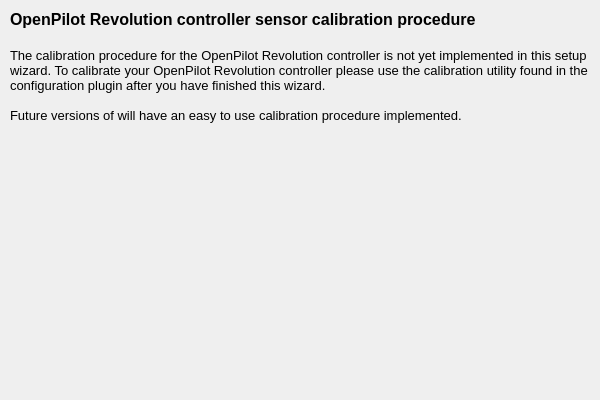
The window that ground/openpilotgcs/src/plugins/setupwizard/pages/revocalibrationpage.ui (openpilot/OpenPilot) describes before a commit, drawn with Qt 5.
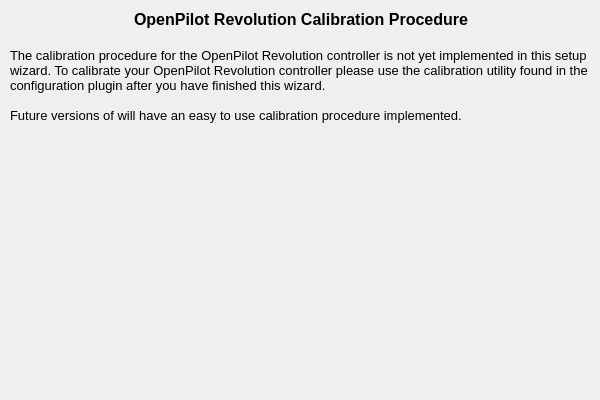
The same window after the commit.

```diff
--- a/ground/openpilotgcs/src/plugins/setupwizard/pages/revocalibrationpage.ui
+++ b/ground/openpilotgcs/src/plugins/setupwizard/pages/revocalibrationpage.ui
@@ -27,7 +27,7 @@
 &lt;html&gt;&lt;head&gt;&lt;meta name=&quot;qrichtext&quot; content=&quot;1&quot; /&gt;&lt;style type=&quot;text/css&quot;&gt;
 p, li { white-space: pre-wrap; }
 &lt;/style&gt;&lt;/head&gt;&lt;body style=&quot; font-family:'MS Shell Dlg 2'; font-size:8pt; font-weight:400; font-style:normal;&quot;&gt;
-&lt;p style=&quot; margin-top:0px; margin-bottom:0px; margin-left:0px; margin-right:0px; -qt-block-indent:0; text-indent:0px;&quot;&gt;&lt;span style=&quot; font-size:12pt; font-weight:600;&quot;&gt;OpenPilot Revolution controller sensor calibration procedure&lt;/span&gt;&lt;/p&gt;
+&lt;p align=&quot;center&quot; style=&quot; margin-top:0px; margin-bottom:0px; margin-left:0px; margin-right:0px; -qt-block-indent:0; text-indent:0px;&quot;&gt;&lt;span style=&quot; font-size:12pt; font-weight:600;&quot;&gt;OpenPilot Revolution Calibration Procedure&lt;/span&gt;&lt;/p&gt;
 &lt;p style=&quot;-qt-paragraph-type:empty; margin-top:0px; margin-bottom:0px; margin-left:0px; margin-right:0px; -qt-block-indent:0; text-indent:0px; font-size:12pt; font-weight:600;&quot;&gt;&lt;br /&gt;&lt;/p&gt;
 &lt;p style=&quot; margin-top:0px; margin-bottom:0px; margin-left:0px; margin-right:0px; -qt-block-indent:0; text-indent:0px;&quot;&gt;&lt;span style=&quot; font-size:10pt;&quot;&gt;The calibration procedure for the OpenPilot Revolution controller is not yet implemented in this setup wizard. To calibrate your OpenPilot Revolution controller please use the calibration utility found in the configuration plugin after you have finished this wizard.&lt;/span&gt;&lt;/p&gt;
 &lt;p style=&quot;-qt-paragraph-type:empty; margin-top:0px; margin-bottom:0px; margin-left:0px; margin-right:0px; -qt-block-indent:0; text-indent:0px; font-size:10pt;&quot;&gt;&lt;br /&gt;&lt;/p&gt;
```
